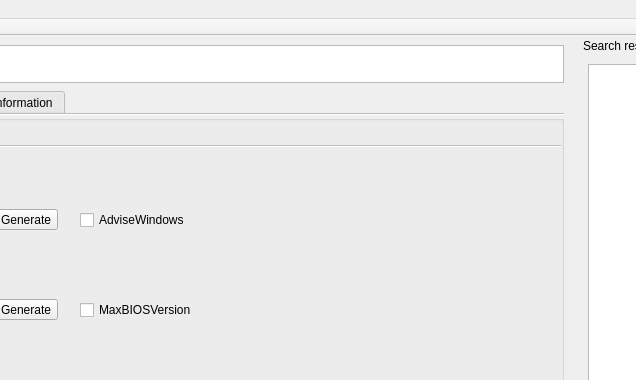
Old version of the form mainwindow.ui in the repository ic005k/OCAuxiliaryTools; both pictures show x 705 to 1341 and y 0 to 380 of the 1484 by 755 pixel window.
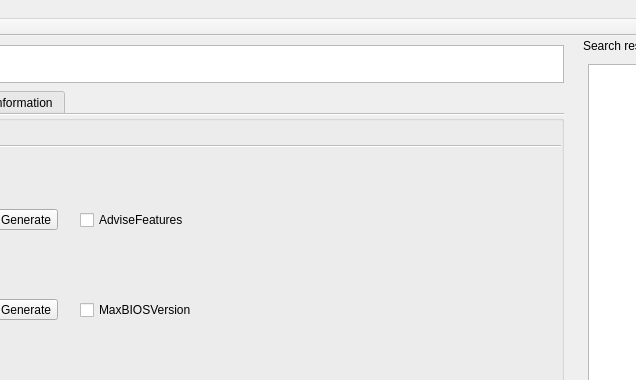
New version of the form. The open tabs and pages were chosen to show the change. Icons and pictures are not drawn.

What changed in the file:
```diff
--- a/mainwindow.ui
+++ b/mainwindow.ui
@@ -5812,7 +5812,7 @@
                   <string>Forces Windows support in FirmwareFeatures.</string>
                  </property>
                  <property name="text">
-                  <string>AdviseWindows</string>
+                  <string>AdviseFeatures</string>
                  </property>
                 </widget>
                </item>
```
Left out of the diff: 26 changed lines with no effect on the pictures.
